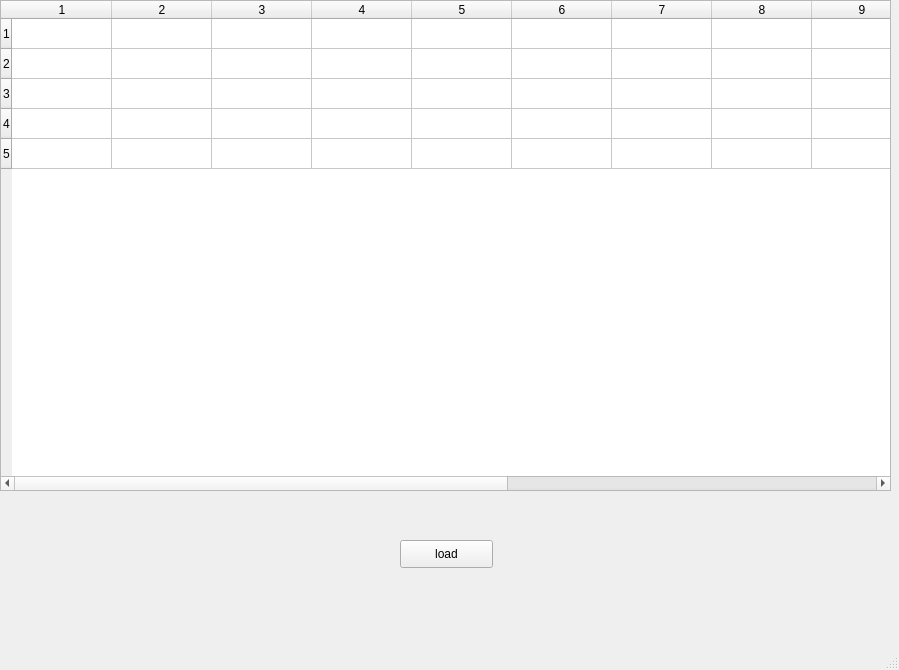
honqiang/pyqt5test, file FirstMainWin.ui: the form before one commit.
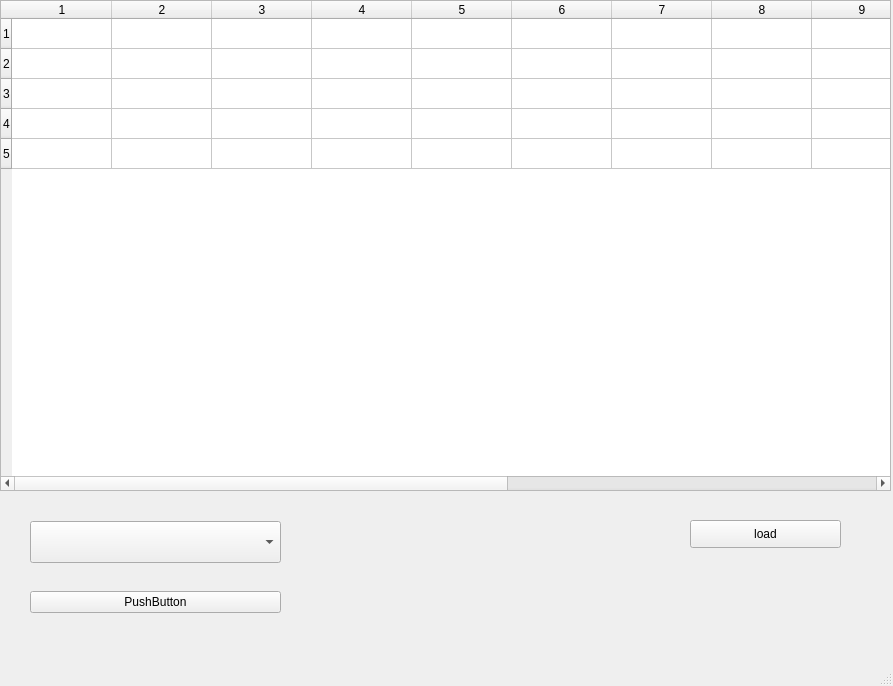
The form after the commit.

What changed in the file:
```diff
--- a/FirstMainWin.ui
+++ b/FirstMainWin.ui
@@ -6,8 +6,8 @@
    <rect>
     <x>0</x>
     <y>0</y>
-    <width>899</width>
-    <height>670</height>
+    <width>893</width>
+    <height>686</height>
    </rect>
   </property>
   <property name="windowTitle">
@@ -52,9 +52,9 @@
    <widget class="QPushButton" name="btn_load">
     <property name="geometry">
      <rect>
-      <x>400</x>
-      <y>540</y>
-      <width>93</width>
+      <x>690</x>
+      <y>520</y>
+      <width>151</width>
       <height>28</height>
      </rect>
     </property>
@@ -62,6 +62,43 @@
      <string>load</string>
     </property>
    </widget>
+   <widget class="QWidget" name="">
+    <property name="geometry">
+     <rect>
+      <x>30</x>
+      <y>520</y>
+      <width>251</width>
+      <height>96</height>
+     </rect>
+    </property>
+    <layout class="QVBoxLayout" name="verticalLayout">
+     <property name="spacing">
+      <number>27</number>
+     </property>
+     <property name="sizeConstraint">
+      <enum>QLayout::SetDefaultConstraint</enum>
+     </property>
+     <item>
+      <widget class="QComboBox" name="cbx_tablelist">
+       <property name="font">
+        <font>
+         <family>Adobe Arabic</family>
+         <pointsize>18</pointsize>
+         <weight>75</weight>
+         <bold>true</bold>
+        </font>
+       </property>
+      </widget>
+     </item>
+     <item>
+      <widget class="QPushButton" name="btn_gettablename">
+       <property name="text">
+        <string>PushButton</string>
+       </property>
+      </widget>
+     </item>
+    </layout>
+   </widget>
   </widget>
   <widget class="QStatusBar" name="statusbar"/>
  </widget>
```
